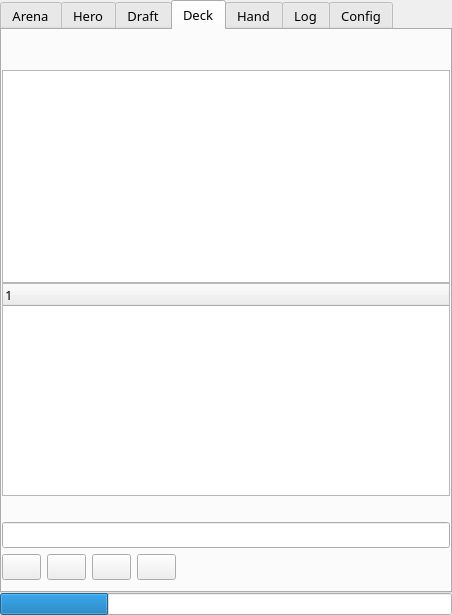
This is mainwindow.ui in supertriodo/Arena-Tracker as Qt 5 draws it before an edit. The edited form follows.
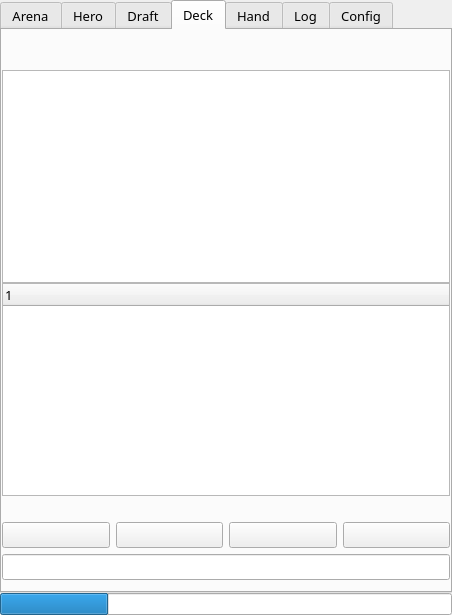
This is the edited form. The open tabs and pages were chosen to show the change. Icons and pictures are not drawn. Custom widgets are drawn as their Qt base class.

Commit message: Change theme background of loadDeckTreeWidget. Update loadDeckTreeWidget when saving or removing decks. Remove clear button from config tab. Add tooltips to manage deck buttons.

```diff
--- a/mainwindow.ui
+++ b/mainwindow.ui
@@ -1010,16 +1010,6 @@
           </item>
           <item>
            <layout class="QVBoxLayout" name="verticalLayoutManageDecks">
-            <item>
-             <widget class="QLineEdit" name="deckLineEdit">
-              <property name="text">
-               <string/>
-              </property>
-              <property name="alignment">
-               <set>Qt::AlignCenter</set>
-              </property>
-             </widget>
-            </item>
             <item>
              <layout class="QHBoxLayout" name="horizontalLayoutDecksButtons">
               <item>
@@ -1094,21 +1084,18 @@
                 </property>
                </widget>
               </item>
-              <item>
-               <spacer name="manageDecksHorizontalSpacer">
-                <property name="orientation">
-                 <enum>Qt::Horizontal</enum>
-                </property>
-                <property name="sizeHint" stdset="0">
-                 <size>
-                  <width>40</width>
-                  <height>20</height>
-                 </size>
-                </property>
-               </spacer>
-              </item>
              </layout>
             </item>
+            <item>
+             <widget class="QLineEdit" name="deckLineEdit">
+              <property name="text">
+               <string/>
+              </property>
+              <property name="alignment">
+               <set>Qt::AlignCenter</set>
+              </property>
+             </widget>
+            </item>
            </layout>
           </item>
          </layout>
```
Left out of the diff: 47 changed lines with no effect on the pictures. The commit also changes 5 other files.
